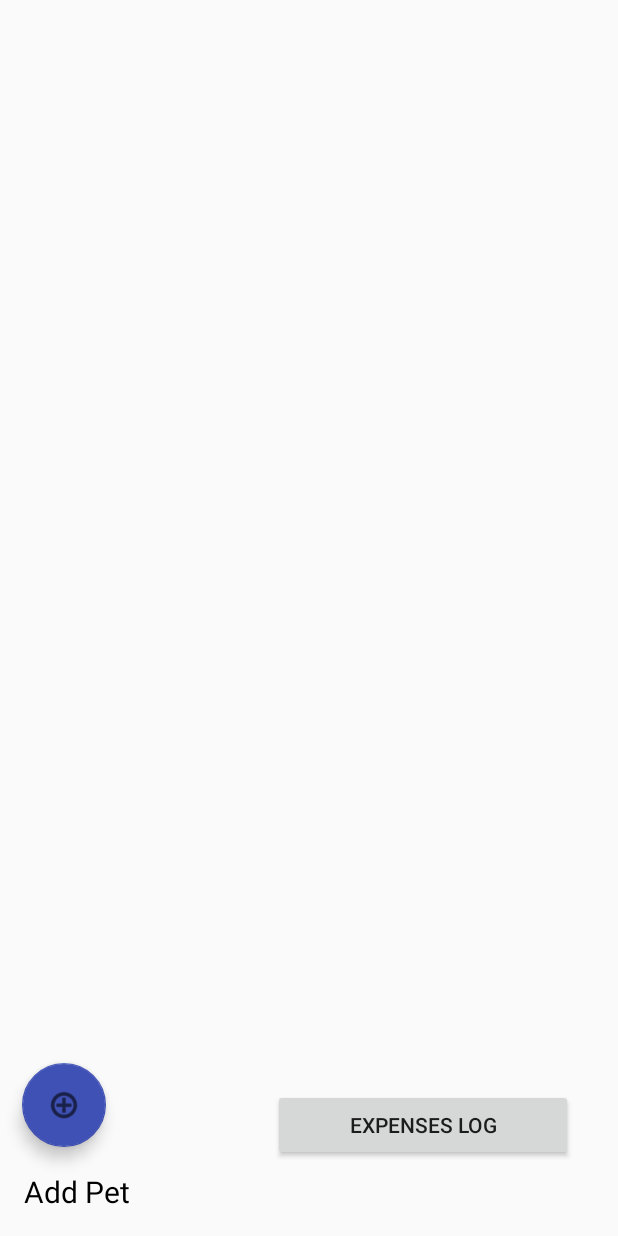
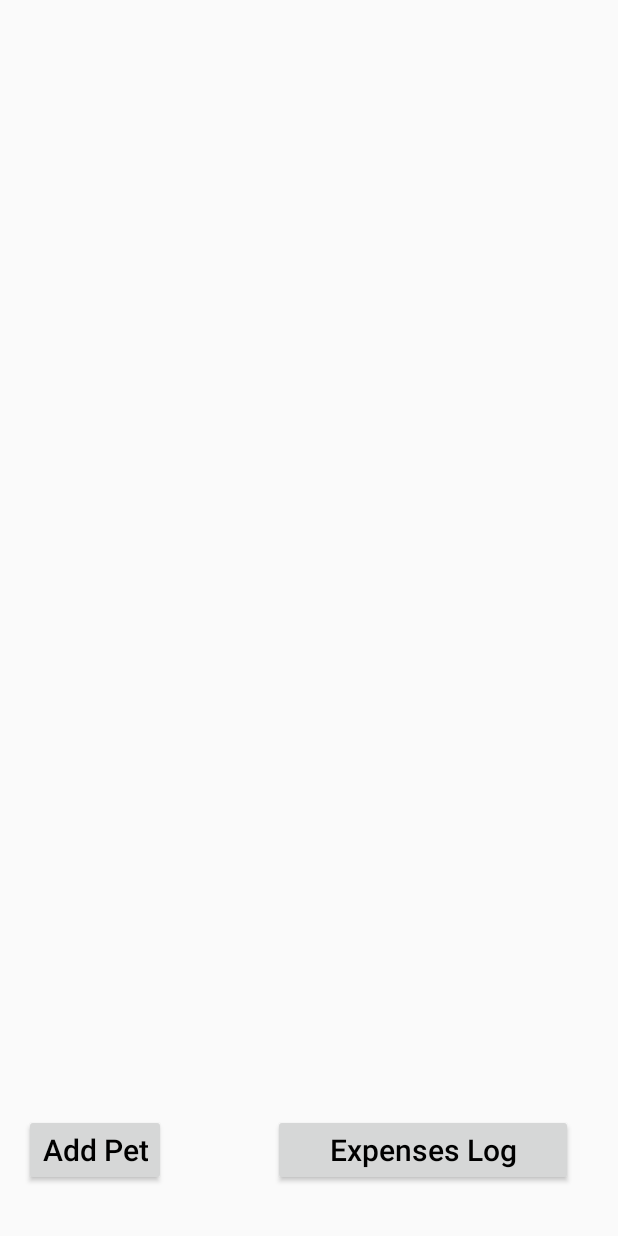
Before and after one commit to will1467/PetManagerApplication, an Android app: the screen it shows after launch (MainActivity), on a phone screen of 412 x 824 dp. Run offline under Robolectric (Android 15) with nearby library versions, the phone set to English and light mode, and no system bars.

Commit message:
changed pet add button

```diff
--- a/app/src/main/java/com/example/williamrussa3/petmanagerapplication/MainActivity.java
+++ b/app/src/main/java/com/example/williamrussa3/petmanagerapplication/MainActivity.java
@@ -1,61 +1,28 @@
 package com.example.williamrussa3.petmanagerapplication;
 
-import android.app.Activity;
-import android.app.Application;
 import android.content.Context;
 import android.content.DialogInterface;
 import android.content.Intent;
 import android.content.SharedPreferences;
-import android.media.Image;
 import android.os.Bundle;
-import android.provider.MediaStore;
-import android.support.annotation.NonNull;
-import android.support.design.widget.CoordinatorLayout;
-import android.support.design.widget.FloatingActionButton;
-import android.support.design.widget.Snackbar;
-import android.support.v4.content.ContextCompat;
-import android.support.v4.util.ArraySet;
 import android.support.v7.app.AlertDialog;
 import android.support.v7.app.AppCompatActivity;
-import android.support.v7.widget.Toolbar;
-import android.util.Log;
-import android.view.Gravity;
 import android.view.LayoutInflater;
-import android.view.MotionEvent;
 import android.view.View;
 import android.view.Menu;
 import android.view.MenuItem;
-import android.view.ViewGroup;
-import android.view.WindowManager;
-import android.view.inputmethod.InputMethodManager;
-import android.widget.AdapterView;
 import android.widget.ArrayAdapter;
 import android.widget.Button;
 import android.widget.EditText;
-import android.widget.GridLayout;
-import android.widget.GridView;
-import android.widget.ImageView;
-import android.widget.LinearLayout;
 import android.widget.ListView;
-import android.widget.PopupWindow;
 import android.widget.RadioButton;
-import android.widget.RadioGroup;
-import android.widget.RelativeLayout;
-import android.widget.Spinner;
-import android.widget.TextView;
 
 import com.google.gson.Gson;
 import com.google.gson.reflect.TypeToken;
 
-import java.lang.reflect.Array;
+
 import java.lang.reflect.Type;
 import java.util.ArrayList;
-import java.util.Collection;
-import java.util.Iterator;
-import java.util.List;
-import java.util.ListIterator;
-import java.util.Set;
-
 public class MainActivity extends AppCompatActivity {
 
     public static ArrayList<Pet> PetList;
@@ -74,8 +41,8 @@ public class MainActivity extends AppCompatActivity {
             }
         });
 
-        FloatingActionButton addPetFab = (FloatingActionButton) findViewById(R.id.add_pet);
-        addPetFab.setOnClickListener(new View.OnClickListener() {
+        Button addPetButton = (Button) findViewById(R.id.add_pet_Button);
+        addPetButton.setOnClickListener(new View.OnClickListener() {
             @Override
             public void onClick(View view) {
                 InitialiseAddPetDialog();
--- a/app/src/main/res/layout/activity_main.xml
+++ b/app/src/main/res/layout/activity_main.xml
@@ -16,38 +16,22 @@
         app:layout_constraintLeft_toLeftOf="parent"
         app:layout_constraintTop_toTopOf="parent" />
 
-    <TextView
-        android:id="@+id/add_pet_text"
+
+    <Button
+        android:id="@+id/add_pet_Button"
         android:layout_width="wrap_content"
         android:layout_height="wrap_content"
         android:text="Add Pet"
+        android:textColor="@android:color/black"
         android:textSize="20sp"
-        android:textColor="@android:color/black"
-        app:layout_anchorGravity="bottom|center_horizontal"
+        android:textAllCaps="false"
         tools:layout_constraintBottom_creator="1"
         android:layout_marginStart="16dp"
         app:layout_constraintBottom_toBottomOf="parent"
         tools:layout_constraintLeft_creator="1"
-        android:layout_marginBottom="16dp"
-        app:layout_constraintLeft_toLeftOf="parent" />
-
-
-    <android.support.design.widget.FloatingActionButton
-        android:id="@+id/add_pet"
-        android:layout_width="wrap_content"
-        android:layout_height="wrap_content"
-        android:layout_gravity="top|center_horizontal"
-        android:layout_margin="@dimen/fab_margin"
-        android:paddingBottom="30dp"
-        android:tint="@android:color/black"
-        app:layout_anchorGravity="bottom|center_horizontal"
-        app:srcCompat="@android:drawable/ic_menu_add"
-        tools:layout_constraintRight_creator="1"
-        tools:layout_constraintBottom_creator="1"
-        app:layout_constraintBottom_toTopOf="@+id/add_pet_text"
-        android:layout_marginEnd="13dp"
-        app:layout_constraintRight_toRightOf="@+id/add_pet_text"
-        android:layout_marginBottom="10dp" />
+        android:layout_marginBottom="33dp"
+        app:layout_constraintLeft_toLeftOf="parent"
+        android:layout_marginLeft="16dp" />
 
     <Button
         android:id="@+id/exp_log_btn"
@@ -56,12 +40,15 @@
         android:layout_gravity="top|start"
         android:layout_marginEnd="30dp"
         android:text="Expenses Log"
+        android:textColor="@android:color/black"
+        android:textSize="20sp"
+        android:textAllCaps="false"
         app:layout_anchorGravity="bottom|right"
         tools:layout_constraintRight_creator="1"
         tools:layout_constraintBottom_creator="1"
         app:layout_constraintBottom_toBottomOf="parent"
         app:layout_constraintRight_toRightOf="parent"
-        android:layout_marginBottom="50dp"
-        android:layout_marginRight="220dp" />
+        android:layout_marginBottom="33dp"
+        android:layout_marginRight="30dp" />
 
 </android.support.constraint.ConstraintLayout>
```
